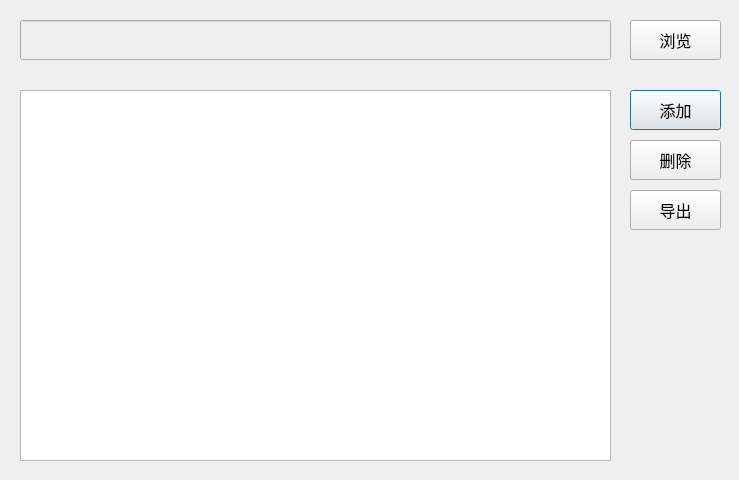
The window that qt_ui/output_static_win/win_ui.ui (ShenWei-HopeNoBug/mock-api-server) describes before a commit, drawn with Qt 5.
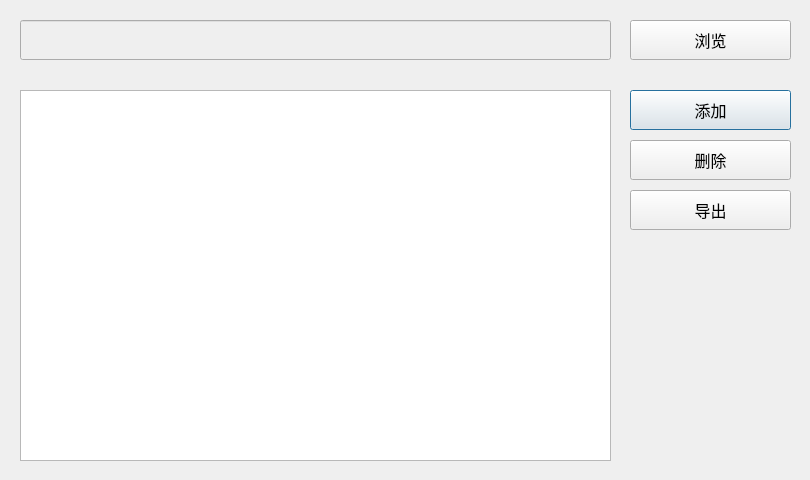
The same window after the commit.

Commit message: 导出静态资源弹窗界面展示优化

```diff
--- a/qt_ui/output_static_win/win_ui.ui
+++ b/qt_ui/output_static_win/win_ui.ui
@@ -6,7 +6,7 @@
    <rect>
     <x>0</x>
     <y>0</y>
-    <width>739</width>
+    <width>810</width>
     <height>480</height>
    </rect>
   </property>
@@ -23,7 +23,7 @@
     <rect>
      <x>630</x>
      <y>90</y>
-     <width>91</width>
+     <width>161</width>
      <height>40</height>
     </rect>
    </property>
@@ -50,7 +50,7 @@
     <rect>
      <x>630</x>
      <y>140</y>
-     <width>91</width>
+     <width>161</width>
      <height>40</height>
     </rect>
    </property>
@@ -77,7 +77,7 @@
     <rect>
      <x>630</x>
      <y>190</y>
-     <width>91</width>
+     <width>161</width>
      <height>40</height>
     </rect>
    </property>
@@ -119,7 +119,7 @@
     <rect>
      <x>630</x>
      <y>20</y>
-     <width>91</width>
+     <width>161</width>
      <height>40</height>
     </rect>
    </property>
```
The commit also changes 3 other files.
